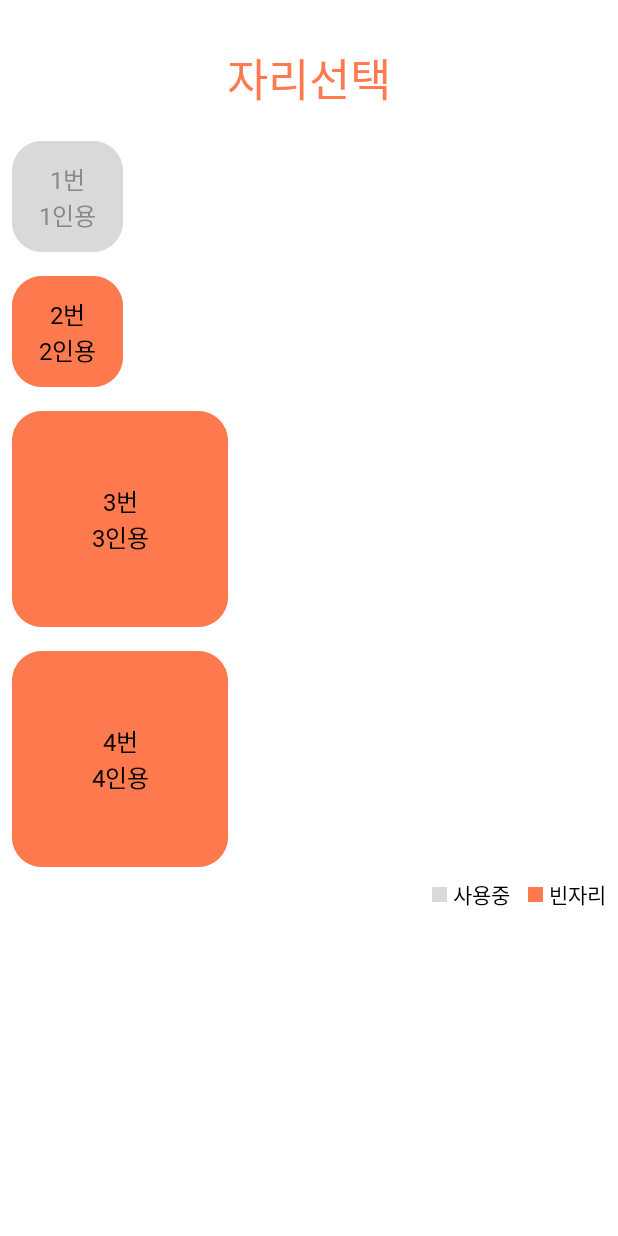
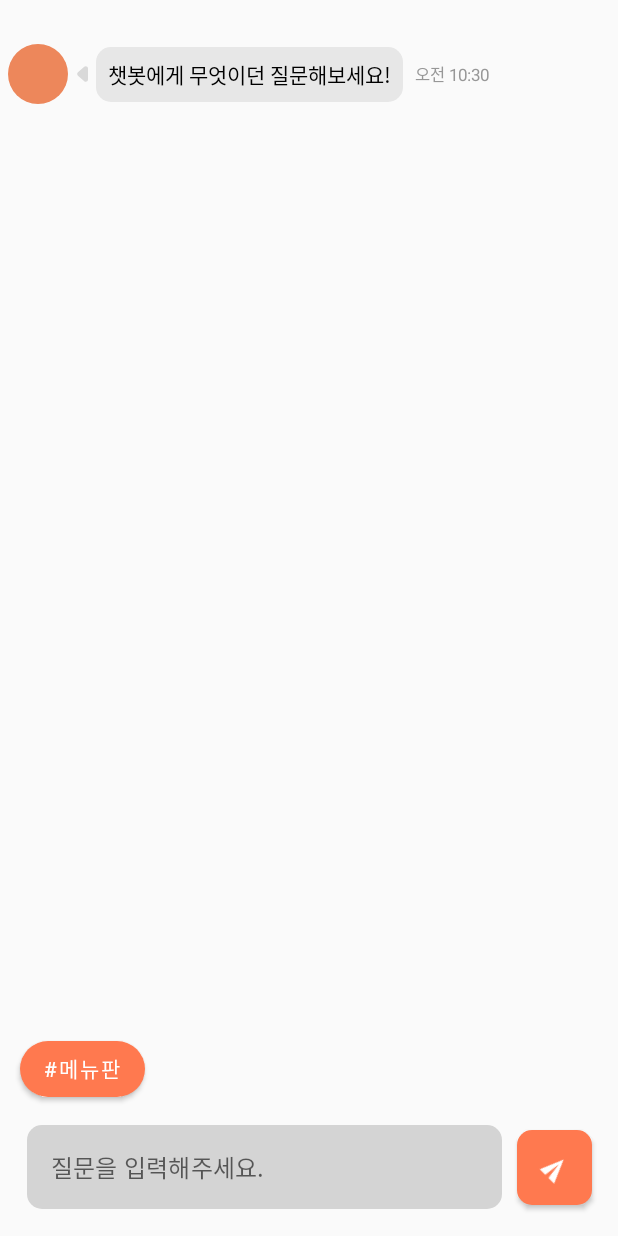
Before and after one commit to G3C1/Aid-Android, an Android app built with Jetpack Compose: the screen it shows after launch (SeatActivity before the commit, ChatActivity after it), on a phone screen of 412 x 824 dp. Run offline under Robolectric (Android 15) with nearby library versions, the phone set to English and light mode, and no system bars; our stand-ins replace Dagger/Hilt's generated code; Roboto replaces fonts that are not available here.

Commit message:
:sparkles: :: 시간 표시 방법 변경

```diff
--- /dev/null
+++ b/app/src/main/java/com/g3c1/oasis_android/feature_chat/presentation/ChatActivity.kt
@@ -0,0 +1,68 @@
+package com.g3c1.oasis_android.feature_chat.presentation
+
+import android.os.Build
+import android.os.Bundle
+import androidx.activity.ComponentActivity
+import androidx.activity.compose.setContent
+import androidx.activity.viewModels
+import androidx.annotation.RequiresApi
+import androidx.compose.foundation.layout.*
+import androidx.compose.runtime.mutableStateOf
+import androidx.compose.runtime.remember
+import androidx.compose.ui.Alignment
+import androidx.compose.ui.Modifier
+import androidx.compose.ui.unit.dp
+import com.g3c1.oasis_android.feature_chat.presentation.example.component.ChatList
+import com.g3c1.oasis_android.feature_chat.presentation.example.component.ChatTextField
+import com.g3c1.oasis_android.feature_chat.presentation.example.component.Menu
+import com.g3c1.oasis_android.feature_chat.presentation.example.component.SendBtn
+import com.g3c1.oasis_android.feature_chat.presentation.vm.ChatViewModel
+
+class ChatActivity : ComponentActivity() {
+
+    private val viewModel by viewModels<ChatViewModel>()
+
+    @RequiresApi(Build.VERSION_CODES.O)
+    override fun onCreate(savedInstanceState: Bundle?) {
+        super.onCreate(savedInstanceState)
+        setContent {
+            val text = remember {
+                mutableStateOf("")
+            }
+            Column(
+                modifier = Modifier.fillMaxSize(),
+                verticalArrangement = Arrangement.Bottom,
+                horizontalAlignment = Alignment.Start
+            ) {
+                ChatList(
+                    chatList = viewModel.chatList,
+                    isTemi = viewModel.isTemiList
+                )
+                Column {
+                    Row {
+                        Menu(onClick = {})
+                    }
+                    Row(
+                        modifier = Modifier
+                            .fillMaxWidth()
+                            .padding(8.dp),
+                        Arrangement.Center,
+                        Alignment.CenterVertically
+                    ) {
+                        ChatTextField(text = text.value) {
+                            text.value = it
+                        }
+                        Spacer(Modifier.size(10.dp))
+                        SendBtn {
+                            //TODO 모델에 텍스트 전송로직
+                            viewModel.chatList.add(text.value)
+                            viewModel.isTemiList.add(false)
+                            text.value = ""
+                        }
+                    }
+                }
+                Spacer(modifier = Modifier.size(10.dp))
+            }
+        }
+    }
+}
--- /dev/null
+++ b/app/src/main/java/com/g3c1/oasis_android/feature_chat/presentation/example/component/Button.kt
@@ -0,0 +1,56 @@
+package com.g3c1.oasis_android.feature_chat.presentation.example.component
+
+import androidx.compose.foundation.layout.height
+import androidx.compose.foundation.layout.padding
+import androidx.compose.foundation.layout.width
+import androidx.compose.foundation.shape.RoundedCornerShape
+import androidx.compose.material.Button
+import androidx.compose.material.ButtonDefaults
+import androidx.compose.material.Icon
+import androidx.compose.material.Text
+import androidx.compose.material.icons.Icons
+import androidx.compose.material.icons.filled.Send
+import androidx.compose.runtime.Composable
+import androidx.compose.ui.Modifier
+import androidx.compose.ui.draw.rotate
+import androidx.compose.ui.graphics.Color
+import androidx.compose.ui.unit.dp
+import com.g3c1.oasis_android.ui.theme.Orange
+
+@Composable
+fun Menu(onClick: () -> Unit) {
+    Button(
+        onClick = { onClick() },
+        modifier = Modifier.padding(start = 13.dp, end = 13.dp, top = 5.dp, bottom = 5.dp),
+        colors = ButtonDefaults.buttonColors(
+            backgroundColor = Orange,
+            contentColor = Color.White
+        ),
+        shape = RoundedCornerShape(20.dp)
+    ) {
+        Text(text = "#메뉴판")
+    }
+}
+
+@Composable
+fun SendBtn(onClick: () -> Unit) {
+    Button(
+        onClick = { onClick() },
+        modifier = Modifier
+            .width(50.dp)
+            .height(50.dp),
+        shape = RoundedCornerShape(10.dp),
+        colors = ButtonDefaults.buttonColors(
+            backgroundColor = Orange, contentColor = Color.White
+        )
+    ) {
+        Icon(
+            imageVector = Icons.Default.Send,
+            contentDescription = "",
+            modifier = Modifier
+                .rotate(-45f)
+                .width(20.dp)
+                .height(20.dp)
+        )
+    }
+}
--- /dev/null
+++ b/app/src/main/java/com/g3c1/oasis_android/feature_chat/presentation/example/component/List.kt
@@ -0,0 +1,37 @@
+package com.g3c1.oasis_android.feature_chat.presentation.example.component
+
+import android.os.Build
+import androidx.annotation.RequiresApi
+import androidx.compose.foundation.layout.*
+import androidx.compose.foundation.lazy.LazyColumn
+import androidx.compose.runtime.Composable
+import androidx.compose.ui.Modifier
+import androidx.compose.ui.unit.dp
+
+@RequiresApi(Build.VERSION_CODES.O)
+@Composable
+fun ChatList(chatList: List<String>, isTemi: List<Boolean>) {
+    LazyColumn(
+        modifier = Modifier.fillMaxWidth().fillMaxHeight(0.8f)
+    ) {
+        items(chatList.size) {
+            if (isTemi[it])
+                Box(
+                    modifier = Modifier
+                        .fillMaxWidth()
+                        .padding(5.dp),
+                ) {
+                    TemiText(text = chatList[it])
+                }
+            else
+                Row(
+                    modifier = Modifier
+                        .fillMaxWidth()
+                        .padding(5.dp),
+                    horizontalArrangement = Arrangement.End
+                ) {
+                    ChatText(text = chatList[it])
+                }
+        }
+    }
+}
--- /dev/null
+++ b/app/src/main/java/com/g3c1/oasis_android/feature_chat/presentation/example/component/Text.kt
@@ -0,0 +1,136 @@
+package com.g3c1.oasis_android.feature_chat.presentation.example.component
+
+import android.os.Build
+import androidx.annotation.RequiresApi
+import androidx.compose.foundation.Image
+import androidx.compose.foundation.background
+import androidx.compose.foundation.layout.*
+import androidx.compose.foundation.shape.CircleShape
+import androidx.compose.foundation.shape.RoundedCornerShape
+import androidx.compose.material.Text
+import androidx.compose.material.TextField
+import androidx.compose.material.TextFieldDefaults
+import androidx.compose.runtime.Composable
+import androidx.compose.ui.Alignment
+import androidx.compose.ui.Modifier
+import androidx.compose.ui.draw.clip
+import androidx.compose.ui.draw.rotate
+import androidx.compose.ui.graphics.Color
+import androidx.compose.ui.res.painterResource
+import androidx.compose.ui.text.TextStyle
+import androidx.compose.ui.unit.dp
+import androidx.compose.ui.unit.sp
+import com.g3c1.oasis_android.R
+import com.g3c1.oasis_android.feature_chat.presentation.util.Utils
+import com.g3c1.oasis_android.ui.theme.*
+import java.time.LocalDateTime
+import java.time.format.DateTimeFormatter
+import java.util.*
+
+@Composable
+fun ChatTextField(text: String, onValueChange: (String) -> Unit) {
+    TextField(
+        value = text,
+        onValueChange = onValueChange,
+        shape = RoundedCornerShape(10.dp),
+        modifier = Modifier.fillMaxWidth(0.8f),
+        colors = TextFieldDefaults.textFieldColors(
+            backgroundColor = Gray3,
+            textColor = Gray4,
+            focusedIndicatorColor = Color.Transparent,
+            unfocusedIndicatorColor = Color.Transparent,
+            disabledIndicatorColor = Color.Transparent,
+            cursorColor = Orange
+        ),
+        placeholder = { Text(text = "질문을 입력해주세요.") },
+        textStyle = TextStyle(
+            fontSize = 16.sp
+        ),
+        maxLines = 5,
+    )
+}
+
+@RequiresApi(Build.VERSION_CODES.O)
+@Composable
+fun ChatText(text: String) {
+    Row(verticalAlignment = Alignment.CenterVertically) {
+        Text(
+            text = Utils.formattedTime() , style = TextStyle(
+                color = Gray6,
+                fontSize = 11.sp
+            )
+        )
+        Spacer(modifier = Modifier.size(8.dp))
+        Box(
+            modifier = Modifier
+                .clip(RoundedCornerShape(10.dp))
+                .background(Gray5)
+        ) {
+            Text(text = text, modifier = Modifier.padding(8.dp))
+        }
+        Spacer(modifier = Modifier.size(5.dp))
+        Image(
+            painter = painterResource(id = R.drawable.chat_text_shape),
+            contentDescription = "",
+            modifier = Modifier.rotate(180f)
+        )
+        Spacer(modifier = Modifier.size(5.dp))
+        Box(
+            modifier = Modifier
+                .clip(CircleShape)
+                .background(Orage2)
+                .width(40.dp)
+                .height(40.dp),
+            contentAlignment = Alignment.Center
+        )
+        {
+            Text(text = "")
+        }
+    }
+}
+
+
+@RequiresApi(Build.VERSION_CODES.O)
+@Composable
+fun TemiText(text: String) {
+    val current = LocalDateTime.now()
+    val formatter = DateTimeFormatter.ofPattern("a HH:mm", Locale("ko"))
+    val formatted = current.format(formatter)
+    Row(verticalAlignment = Alignment.CenterVertically) {
+        Row(
+            verticalAlignment = Alignment.CenterVertically
+        ) {
+            Box(
+                modifier = Modifier
+                    .clip(CircleShape)
+                    .background(Orage2)
+                    .width(40.dp)
+                    .height(40.dp),
+                contentAlignment = Alignment.Center
+            )
+            {
+                Text(text = "")
+            }
+            Spacer(modifier = Modifier.size(5.dp))
+            Image(
+                painter = painterResource(id = R.drawable.chat_text_shape),
+                contentDescription = ""
+            )
+            Spacer(modifier = Modifier.size(5.dp))
+            Box(
+                modifier = Modifier
+                    .clip(RoundedCornerShape(10.dp))
+                    .background(Gray5)
+            ) {
+                Text(text = text, modifier = Modifier.padding(8.dp))
+            }
+            Spacer(modifier = Modifier.size(8.dp))
+            Text(
+                text = formatted, style = TextStyle(
+                    color = Gray6,
+                    fontSize = 11.sp
+                )
+            )
+        }
+    }
+}
--- /dev/null
+++ b/app/src/main/java/com/g3c1/oasis_android/feature_chat/presentation/util/Utils.kt
@@ -0,0 +1,25 @@
+package com.g3c1.oasis_android.feature_chat.presentation.util
+
+import android.os.Build
+import androidx.annotation.RequiresApi
+import java.time.LocalDateTime
+import java.time.format.DateTimeFormatter
+import java.util.*
+
+object Utils {
+    @RequiresApi(Build.VERSION_CODES.O)
+    fun formattedTime(): String {
+        val current = LocalDateTime.now()
+        val formattedAmPm = current.format(DateTimeFormatter.ofPattern("a", Locale("ko")))
+        val formattedMin = current.format(DateTimeFormatter.ofPattern("mm"))
+        val hour = DateTimeFormatter.ofPattern("HH").toString().toInt()
+        val formattedHour: Int
+
+        if (hour <= 12)
+            formattedHour = hour
+        else
+            formattedHour = hour - 12
+
+        return "$formattedAmPm $formattedHour:$formattedMin"
+    }
+}
--- /dev/null
+++ b/app/src/main/java/com/g3c1/oasis_android/feature_chat/presentation/vm/ChatViewModel.kt
@@ -0,0 +1,14 @@
+package com.g3c1.oasis_android.feature_chat.presentation.vm
+
+import androidx.lifecycle.ViewModel
+import javax.inject.Inject
+
+class ChatViewModel @Inject constructor(
+
+) : ViewModel() {
+    private val _chatList = mutableListOf("챗봇에게 무엇이던 질문해보세요!")
+    val chatList: MutableList<String> get() = _chatList
+
+    private val _isTemiList = mutableListOf(true)
+    val isTemiList: MutableList<Boolean> get() = _isTemiList
+}
--- a/app/src/main/java/com/g3c1/oasis_android/ui/theme/Color.kt
+++ b/app/src/main/java/com/g3c1/oasis_android/ui/theme/Color.kt
@@ -8,5 +8,10 @@ val Purple700 = Color(0xFF3700B3)
 val Teal200 = Color(0xFF03DAC5)
 
 val Orange = Color(0xFFFF794F)
+val Orage2 = Color(0xFFED875B)
 val Gray = Color(0xFFD9D9D9)
 val Gray2 = Color(0xFF898989)
+val Gray3 = Color(0xFFD4D4D4)
+val Gray4 = Color(0xFF737373)
+val Gray5 = Color(0xFFE7E7E7)
+val Gray6 = Color(0xFF979797)
--- /dev/null
+++ b/app/src/main/res/drawable/chat_text_shape.xml
@@ -0,0 +1,9 @@
+<vector xmlns:android="http://schemas.android.com/apk/res/android"
+    android:width="8dp"
+    android:height="12dp"
+    android:viewportWidth="8"
+    android:viewportHeight="12">
+    <path
+        android:pathData="M1.29,4.871L5.512,1.177C6.482,0.328 8,1.017 8,2.306V9.694C8,10.983 6.482,11.672 5.512,10.823L1.29,7.129C0.607,6.531 0.607,5.469 1.29,4.871Z"
+        android:fillColor="#D9D9D9"/>
+</vector>
```
Also changed, not shown: app/src/main/AndroidManifest.xml (+7 -3 lines), 5 other files.
